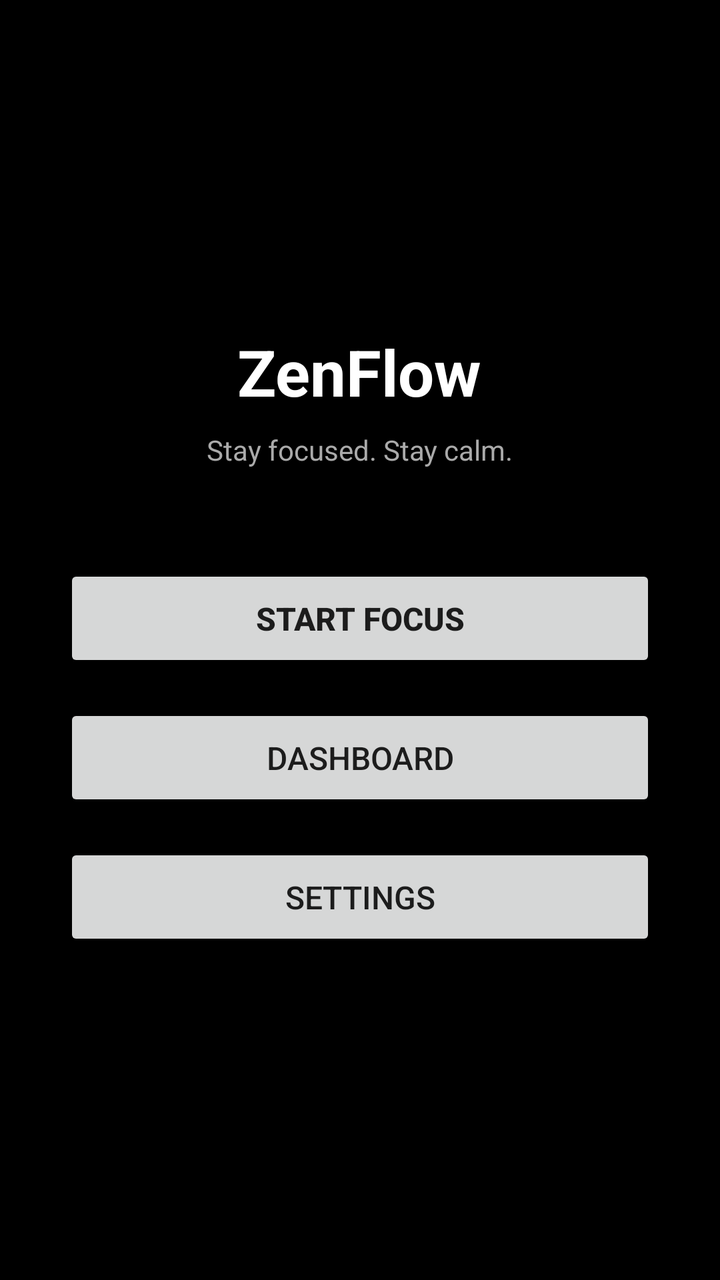
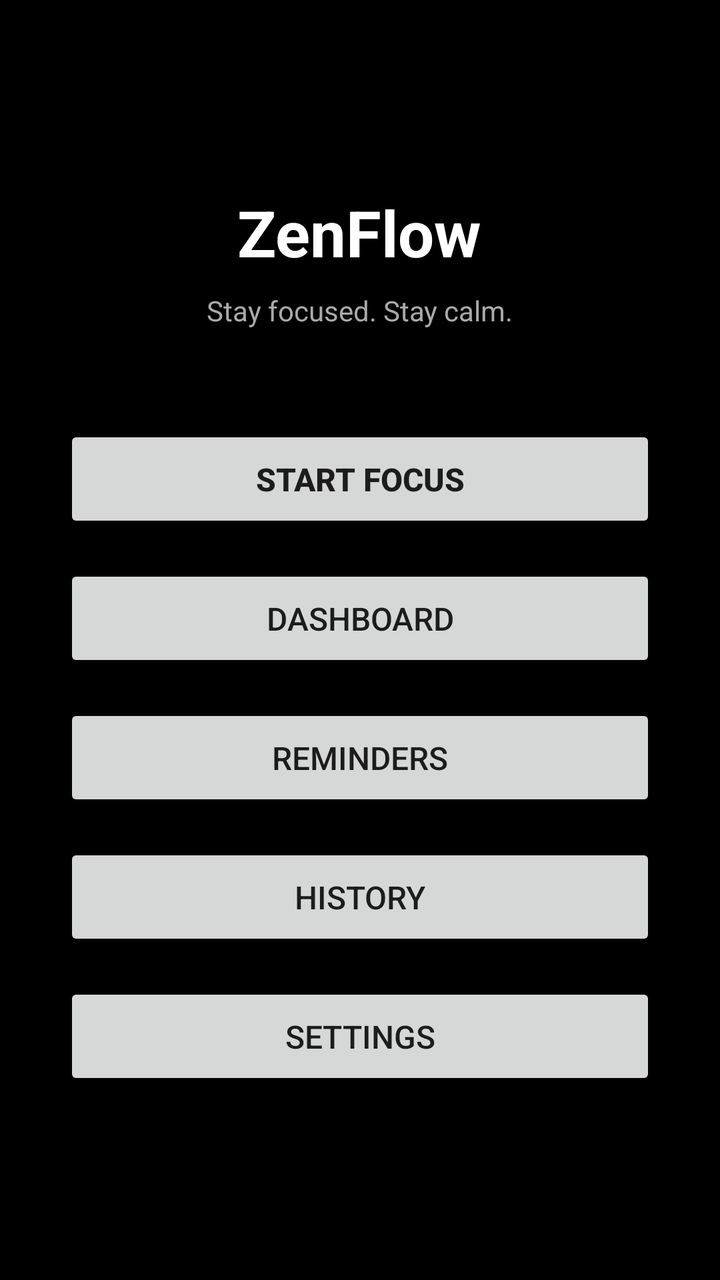

An Android layout rendered at two revisions. The XML below is the earlier revision; the diff shows what the commit changed to produce the second picture.
<!-- AndroidManifest.xml: application theme Theme.AppCompat.Light.DarkActionBar -->
<!-- res/layout/activity_main.xml -->
<LinearLayout xmlns:android="http://schemas.android.com/apk/res/android"
    android:orientation="vertical"
    android:gravity="center"
    android:padding="32dp"
    android:layout_width="match_parent"
    android:layout_height="match_parent"
    android:background="@android:color/black">


    <TextView
        android:text="ZenFlow"
        android:textSize="32sp"
        android:textStyle="bold"
        android:textColor="@android:color/white"
        android:layout_marginBottom="8dp"
        android:layout_width="wrap_content"
        android:layout_height="wrap_content"/>

    <TextView
        android:text="Stay focused. Stay calm."
        android:textSize="14sp"
        android:textColor="#AAAAAA"
        android:layout_marginBottom="48dp"
        android:layout_width="wrap_content"
        android:layout_height="wrap_content"/>


    <Button
        android:id="@+id/btnFocus"
        android:text="Start Focus"
        android:textSize="16sp"
        android:textStyle="bold"
        android:layout_marginBottom="16dp"
        android:paddingVertical="16dp"
        android:layout_width="match_parent"
        android:layout_height="wrap_content"/>


    <Button
        android:id="@+id/btnDashboard"
        android:text="Dashboard"
        android:textSize="16sp"
        android:layout_marginBottom="16dp"
        android:paddingVertical="16dp"
        android:layout_width="match_parent"
        android:layout_height="wrap_content"/>


    <Button
        android:id="@+id/btnSettings"
        android:text="Settings"
        android:textSize="16sp"
        android:paddingVertical="16dp"
        android:layout_width="match_parent"
        android:layout_height="wrap_content"/>

</LinearLayout>
<!-- resources referenced by this layout -->
<resources>

</resources>

<!-- the commit's change to res/layout/activity_main.xml (unified diff, before → after) -->
@@ -47,6 +47,24 @@
 
 
     <Button
+        android:id="@+id/btnReminders"
+        android:layout_width="match_parent"
+        android:layout_height="wrap_content"
+        android:layout_marginBottom="16dp"
+        android:paddingVertical="16dp"
+        android:text="Reminders"
+        android:textSize="16sp" />
+
+    <Button
+        android:id="@+id/btnHistory"
+        android:layout_width="match_parent"
+        android:layout_height="wrap_content"
+        android:layout_marginBottom="16dp"
+        android:paddingVertical="16dp"
+        android:text="History"
+        android:textSize="16sp" />
+
+    <Button
         android:id="@+id/btnSettings"
         android:text="Settings"
         android:textSize="16sp"
